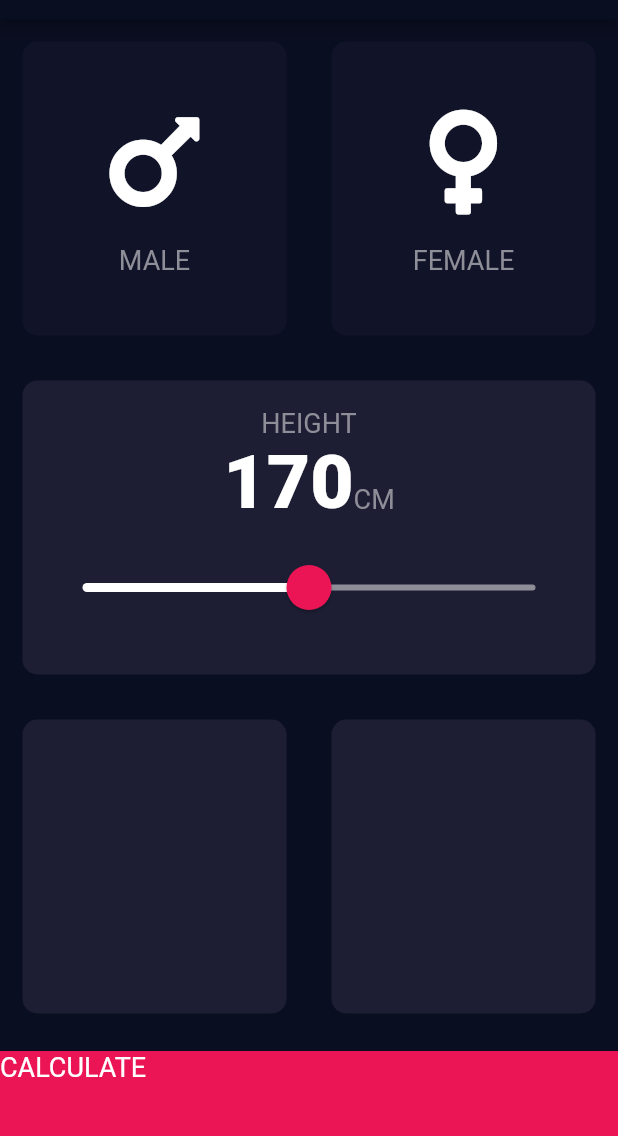
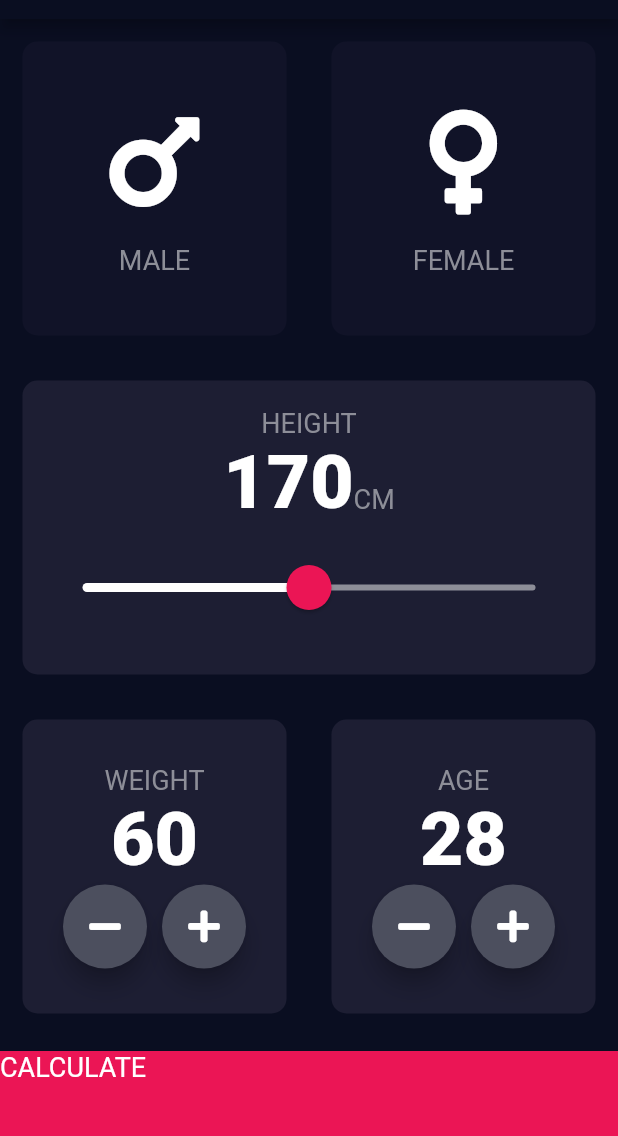
Before and after one commit to MIA1kl/Flutter-BMI-Calculator-App, a Flutter app: the screen it shows after launch, on a phone screen of 412 x 824 dp, the part 65-1201 px from its top. Run offline on Flutter 3.47's test engine with Material 2 defaults, Android fonts, the phone set to English and light mode, and no system bars; our stand-ins replace font_awesome_flutter.

Commit message:
Added second screen

```diff
--- a/lib/input_page.dart
+++ b/lib/input_page.dart
@@ -1,8 +1,10 @@
+import 'package:bmi_calculator/results_page.dart';
 import 'package:flutter/material.dart';
 import 'package:font_awesome_flutter/font_awesome_flutter.dart';
 import 'reusable_card.dart';
 import 'card_content.dart';
 import 'constants.dart';
+import 'results_page.dart';
 
 
 class InputPage extends StatefulWidget {
@@ -14,6 +16,8 @@ class _InputPageState extends State<InputPage> {
 
   GenderType selectedGender;
   int height = 170;
+  int weight = 60;
+  int age = 28;
 
   @override
   Widget build(BuildContext context) {
@@ -97,17 +101,89 @@ class _InputPageState extends State<InputPage> {
                 Expanded(
                   child: ReusableCard(
                     myColor: kActiveCardColor,
+                    cardChild: Column(
+                      mainAxisAlignment: MainAxisAlignment.center,
+                      children: [
+                        Text(
+                          'WEIGHT',
+                          style: kLabelTextStyle,
+                        ),
+                        Text(
+                          weight.toString(),
+                          style: kNumbersTextStyle,
+                        ),
+                        Row(
+                          mainAxisAlignment: MainAxisAlignment.center,
+                          children: [
+                            RoundIconButton(icon: FontAwesomeIcons.minus,
+                              onPressed: (){
+                                setState(() {
+                                  weight--;
+                                });
+                              },),
+                            SizedBox(
+                              width: 10.0,
+                            ),
+                            RoundIconButton(icon: FontAwesomeIcons.plus,
+                              onPressed: (){
+                                setState(() {
+                                  weight++;
+                                });
+                              },),
+
+                          ],
+                        )
+                      ],
+                    ),
                   ),
                 ),
                 Expanded(
                   child: ReusableCard(
                     myColor: kActiveCardColor,
+                    cardChild: Column(
+                      mainAxisAlignment: MainAxisAlignment.center,
+                      children: [
+                        Text(
+                          'AGE',
+                          style: kLabelTextStyle,
+                        ),
+                        Text(
+                          age.toString(),
+                          style: kNumbersTextStyle,
+                        ),
+                        Row(
+                          mainAxisAlignment: MainAxisAlignment.center,
+                          children: [
+                            RoundIconButton(icon: FontAwesomeIcons.minus,
+                            onPressed: (){
+                              setState(() {
+                                age--;
+                              });
+                            },),
+                            SizedBox(
+                              width: 10.0,
+                            ),
+                            RoundIconButton(icon: FontAwesomeIcons.plus,
+                              onPressed: (){
+                                setState(() {
+                                  age++;
+                                });
+                              },),
+
+                          ],
+                        )
+                      ],
+                    ),
                   ),
                 ),
               ],
             ),
           ),
-          Container(
+          GestureDetector(
+            onTap: (){
+              Navigator.push(context, MaterialPageRoute(builder: (context) => ResultsPage()));
+            },
+            child: Container(
                 color: kBottomButtonColor,
                 width: double.infinity,
                 height: kBottomButtonHeight,
@@ -118,7 +194,8 @@ class _InputPageState extends State<InputPage> {
                     fontSize: 18.0,
                     color: Color(0xFFFFFFFF),
                   ),
-              ))
+                )),
+          )
         ],
       ),
     );
@@ -129,3 +206,24 @@ enum GenderType{
   male,
   female,
 }
+
+class RoundIconButton extends StatelessWidget {
+  RoundIconButton({@required this.icon,@required this.onPressed});
+  final IconData icon;
+  final Function onPressed;
+
+  @override
+  Widget build(BuildContext context) {
+    return RawMaterialButton(
+      child: Icon(icon),
+      onPressed: onPressed,
+      elevation: 6.0,
+      constraints: BoxConstraints.tightFor(
+        width: 56.0,
+        height: 56.0,
+      ),
+      shape: CircleBorder(),
+      fillColor: Color(0xFF4C4F5E),
+    );
+  }
+}
--- /dev/null
+++ b/lib/results_page.dart
@@ -0,0 +1,13 @@
+import 'package:flutter/material.dart';
+
+class ResultsPage extends StatelessWidget {
+  @override
+  Widget build(BuildContext context) {
+    return Scaffold(
+      appBar: AppBar(
+        title: Text('BMI Calculator'),
+      ),
+      body: Text('Hello'),
+    );
+  }
+}
```
Lines whose indentation alone changed are shown as unchanged.
